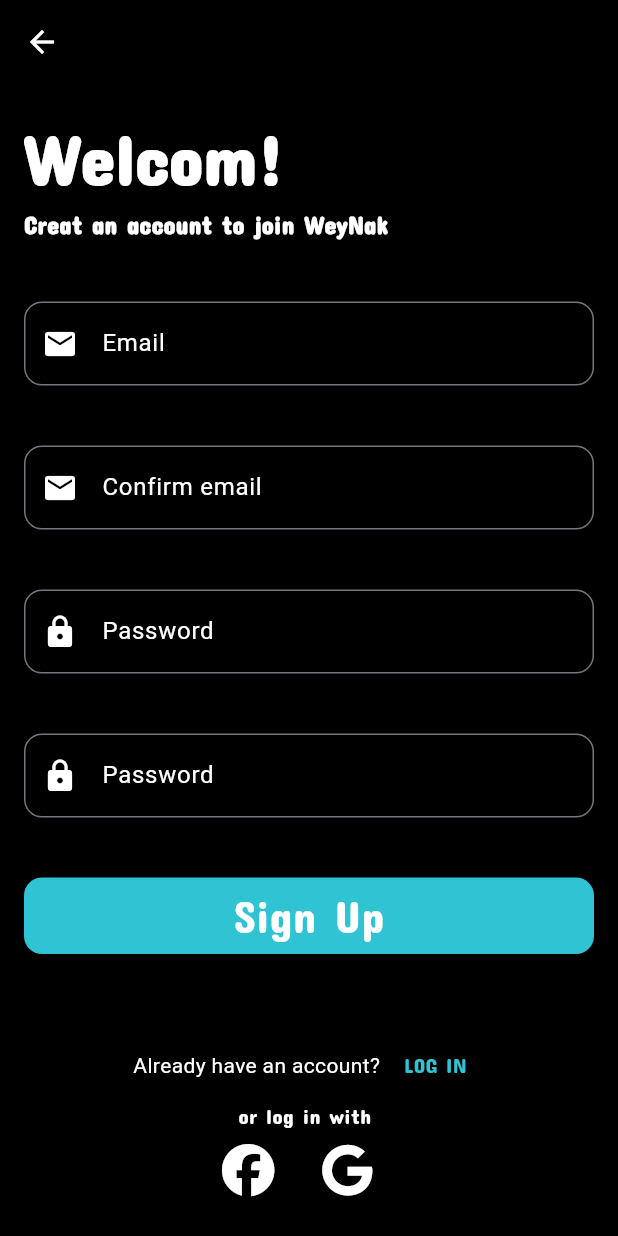
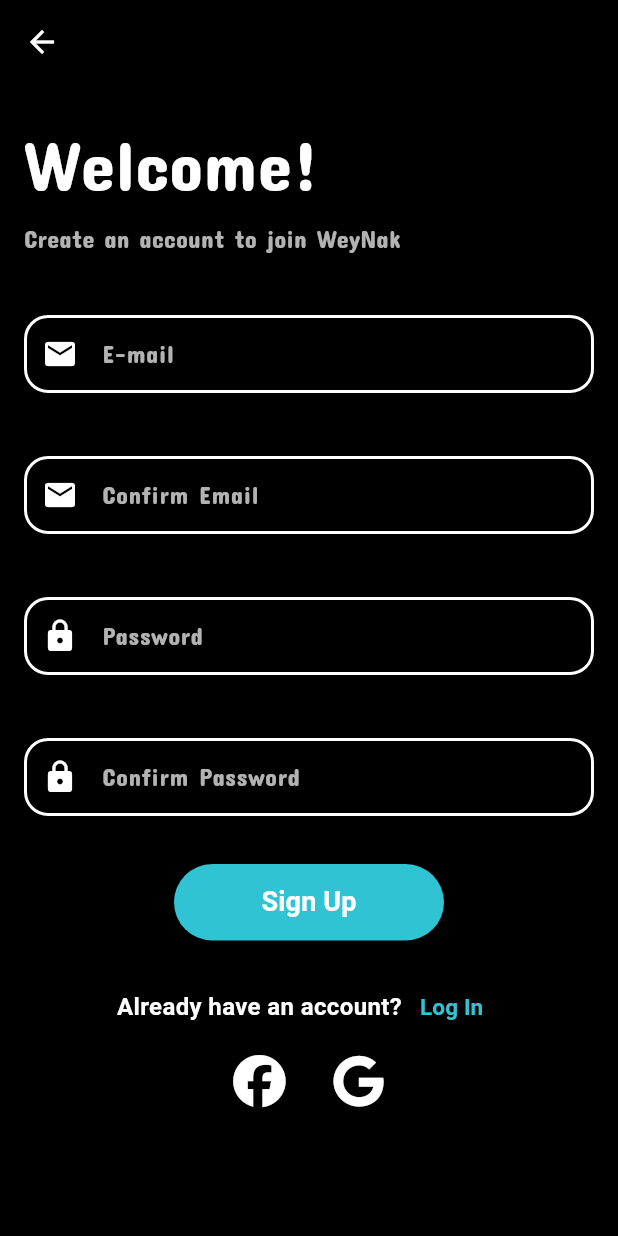
Before and after one commit to Ahmed-Ayman89/Meeting_App, a Flutter app: the LogIn screen opened directly, after a tap on "Log in", after a tap on "Sign In", on a phone screen of 412 x 824 dp. Run offline on Flutter 3.47's test engine with Material 3 defaults, Android fonts, the phone set to English and light mode, and no system bars; our stand-ins replace curved_navigation_bar, font_awesome_flutter, image_picker, shared_preferences; accounts and stored records are empty.

Commit message:
new details

```diff
--- a/gradution_project/lib/core/utils/App_color.dart
+++ b/gradution_project/lib/core/utils/App_color.dart
@@ -4,4 +4,5 @@ abstract class AppColor {
   static const Color black = Color(0xFF000000);
   static const Color white = Color(0xFFFFFFFF);
   static const Color blue = Color(0xFF007BFF);
+  static const Color red = Color(0xFFFF0000);
 }
--- /dev/null
+++ b/gradution_project/lib/core/widgets/custtom_Feild.dart
@@ -0,0 +1,89 @@
+import 'package:flutter/material.dart';
+import 'package:gradution_project/core/utils/App_color.dart';
+
+class CustomTextField extends StatelessWidget {
+  final String hintText;
+  final String? label;
+  final TextEditingController controller;
+  final bool isEditing;
+  final TextInputType keyboardType;
+  final IconData? prefixIcon;
+  final String? Function(String?)? validator;
+
+  const CustomTextField({
+    super.key,
+    required this.hintText,
+    required this.controller,
+    required this.isEditing,
+    this.label,
+    this.keyboardType = TextInputType.text,
+    this.prefixIcon,
+    this.validator,
+  });
+
+  @override
+  Widget build(BuildContext context) {
+    return Padding(
+      padding: const EdgeInsets.symmetric(vertical: 12),
+      child: Column(
+        crossAxisAlignment: CrossAxisAlignment.start,
+        children: [
+          if (label != null)
+            Text(
+              label!,
+              style: const TextStyle(
+                color: Colors.white,
+                fontSize: 16,
+                fontWeight: FontWeight.w500,
+              ),
+            ),
+          const SizedBox(height: 8),
+          TextFormField(
+            controller: controller,
+            enabled: isEditing,
+            keyboardType: keyboardType,
+            style: const TextStyle(color: Colors.white),
+            validator: validator,
+            decoration: InputDecoration(
+              hintText: hintText,
+              hintStyle: const TextStyle(
+                color: Colors.white70,
+                fontFamily: 'Concert One',
+              ),
+              prefixIcon: prefixIcon != null
+                  ? Icon(prefixIcon, color: Colors.white)
+                  : null,
+              filled: true,
+              fillColor: AppColor.black,
+              contentPadding: const EdgeInsets.symmetric(
+                horizontal: 16,
+                vertical: 14,
+              ),
+              border: OutlineInputBorder(
+                borderRadius: BorderRadius.circular(16),
+                borderSide: BorderSide.none,
+              ),
+              enabledBorder: OutlineInputBorder(
+                borderRadius: BorderRadius.circular(16),
+                borderSide: const BorderSide(color: AppColor.white, width: 2),
+              ),
+              focusedBorder: OutlineInputBorder(
+                borderRadius: BorderRadius.circular(16),
+                borderSide: const BorderSide(color: AppColor.white, width: 2),
+              ),
+              errorBorder: OutlineInputBorder(
+                borderRadius: BorderRadius.circular(16),
+                borderSide: const BorderSide(color: AppColor.red, width: 2),
+              ),
+              focusedErrorBorder: OutlineInputBorder(
+                borderRadius: BorderRadius.circular(16),
+                borderSide: const BorderSide(color: AppColor.red, width: 2),
+              ),
+              errorStyle: const TextStyle(color: AppColor.red),
+            ),
+          ),
+        ],
+      ),
+    );
+  }
+}
--- a/gradution_project/lib/feathure/Auth/Log_ in.dart
+++ b/gradution_project/lib/feathure/Auth/Log_ in.dart
@@ -3,8 +3,11 @@ import 'package:font_awesome_flutter/font_awesome_flutter.dart';
 import 'package:gradution_project/core/utils/App_assets.dart';
 import 'package:shared_preferences/shared_preferences.dart';
 
+import '../../core/utils/App_color.dart';
+import '../../core/widgets/custtom_Feild.dart';
 import 'Sign_In.dart';
-import '../../screens/home_page.dart';
+import '../home/home_page.dart';
+import 'forget_password.dart';
 
 class LogIn extends StatefulWidget {
   const LogIn({super.key});
@@ -60,13 +63,19 @@ class _LogInState extends State<LogIn> {
                         mainAxisAlignment: MainAxisAlignment.center,
                         children: [
                           CircleAvatar(
-                            radius: 55,
-                            backgroundImage: AssetImage(
-                              AppAssets.mainlogo,
+                            radius: 44,
+                            backgroundColor: AppColor.black,
+                            child: ClipOval(
+                              child: Image.asset(
+                                AppAssets.mainlogo,
+                                width: 72,
+                                height: 72,
+                                fit: BoxFit.contain,
+                              ),
                             ),
                           ),
                           const SizedBox(
-                            width: 15,
+                            width: 10,
                           ),
                           Text(
                             'WeyNak',
@@ -93,62 +102,55 @@ class _LogInState extends State<LogIn> {
                             fontFamily: 'Concert One'),
                       ),
                       SizedBox(
-                        height: 40,
+                        height: 20,
                       ),
-                      TextFormField(
+                      CustomTextField(
+                        hintText: 'E-mail',
                         controller: _emailController,
-                        decoration: InputDecoration(
-                          labelStyle: TextStyle(color: Colors.white),
-                          hintStyle: TextStyle(color: Colors.white),
-                          hintText: 'Enter Your Email',
-                          labelText: 'Email',
-                          border: OutlineInputBorder(
-                            borderRadius: BorderRadius.circular(20),
-                            borderSide: const BorderSide(color: Colors.white),
-                          ),
-                          prefixIcon: const Icon(
-                            Icons.email,
-                            color: Colors.white,
-                          ),
-                        ),
-                        style: TextStyle(color: Colors.white),
+                        isEditing: true,
+                        prefixIcon: Icons.email,
                         validator: (value) {
                           if (value == null || value.isEmpty) {
                             return 'Please enter your email';
-                          } else if (!RegExp(r'^[^@]+@[^@]+\.[^@]+')
-                              .hasMatch(value)) {
-                            return 'Please enter a valid email';
                           }
                           return null;
                         },
                       ),
-                      const SizedBox(height: 20),
-                      TextFormField(
+                      const SizedBox(height: 10),
+                      CustomTextField(
+                        hintText: 'Password',
                         controller: _passwordController,
-                        decoration: InputDecoration(
-                          labelStyle: TextStyle(color: Colors.white),
-                          hintStyle: TextStyle(color: Colors.white),
-                          labelText: 'Password',
-                          hintText: 'Enter Your Password',
-                          border: OutlineInputBorder(
-                            borderRadius: BorderRadius.circular(20),
-                            borderSide: const BorderSide(color: Colors.white),
-                          ),
-                          prefixIcon:
-                              const Icon(Icons.lock, color: Colors.white),
-                        ),
-                        style: TextStyle(color: Colors.white),
-                        obscureText: true,
+                        isEditing: true,
+                        prefixIcon: Icons.lock,
                         validator: (value) {
                           if (value == null || value.isEmpty) {
                             return 'Please enter your password';
-                          } else if (value.length < 8) {
-                            return 'Password must be at least 8 characters';
                           }
                           return null;
                         },
                       ),
-                      const SizedBox(height: 40),
+                      const SizedBox(height: 10),
+                      Align(
+                        alignment: Alignment.centerRight,
+                        child: TextButton(
+                          onPressed: () {
+                            Navigator.push(
+                              context,
+                              MaterialPageRoute(
+                                builder: (context) => ForgotPassword(),
+                              ),
+                            );
+                          },
+                          child: const Text(
+                            'Forgot Password?',
+                            style: TextStyle(
+                              color: AppColor.white,
+                              fontWeight: FontWeight.bold,
+                              fontSize: 15,
+                            ),
+                          ),
+                        ),
+                      ),
                       ElevatedButton(
                         style: ElevatedButton.styleFrom(
                             minimumSize: Size(159, 51),
@@ -182,7 +184,7 @@ class _LogInState extends State<LogIn> {
                     ],
                   ),
                 ),
-                const SizedBox(height: 20),
+                const SizedBox(height: 10),
                 Row(
                   mainAxisAlignment: MainAxisAlignment.center,
                   children: [
--- a/gradution_project/lib/feathure/Auth/Sign_In.dart
+++ b/gradution_project/lib/feathure/Auth/Sign_In.dart
@@ -1,121 +1,111 @@
 import 'package:flutter/material.dart';
 import 'package:font_awesome_flutter/font_awesome_flutter.dart';
+import 'Log_ in.dart';
+import '../home/home_page.dart';
+import '../../core/widgets/custtom_Feild.dart';
 
-import 'Log_ in.dart';
-import '../../screens/home_page.dart';
+class SignIn extends StatefulWidget {
+  const SignIn({super.key});
 
-class SignIn extends StatelessWidget {
+  @override
+  State<SignIn> createState() => _SignInState();
+}
+
+class _SignInState extends State<SignIn> {
   final _formKey = GlobalKey<FormState>();
-  final TextEditingController _emailController = TextEditingController();
-  final TextEditingController _passwordController = TextEditingController();
-  final TextEditingController _confirmPasswordController =
-      TextEditingController();
-  final TextEditingController _confirmemailController = TextEditingController();
-  SignIn({super.key});
+  final _emailController = TextEditingController();
+  final _confirmEmailController = TextEditingController();
+  final _passwordController = TextEditingController();
+  final _confirmPasswordController = TextEditingController();
+
+  @override
+  void dispose() {
+    _emailController.dispose();
+    _confirmEmailController.dispose();
+    _passwordController.dispose();
+    _confirmPasswordController.dispose();
+    super.dispose();
+  }
 
   @override
   Widget build(BuildContext context) {
-    TextEditingController();
     return Scaffold(
-      resizeToAvoidBottomInset: false,
+      resizeToAvoidBottomInset: true,
       appBar: AppBar(
         leading: IconButton(
             onPressed: () {
               Navigator.pop(context);
             },
-            icon: Icon(
+            icon: const Icon(
               Icons.arrow_back,
               color: Colors.white,
             )),
       ),
-      body: Padding(
-        padding: const EdgeInsets.all(16),
-        child: Form(
+      body: SafeArea(
+        child: SingleChildScrollView(
+          child: Container(
+            padding: const EdgeInsets.symmetric(horizontal: 16.0),
+            child: Column(
+              children: [
+                Form(
                   key: _formKey,
-          child: ListView(
+                  child: Column(
+                    crossAxisAlignment: CrossAxisAlignment.start,
                     children: [
-              const Text(
-                'Welcom!',
+                      const SizedBox(height: 20),
+                      Text(
+                        'Welcome!',
                         style: TextStyle(
                             color: Colors.white,
-                    fontWeight: FontWeight.bold,
                             fontSize: 46,
                             fontFamily: 'Concert One'),
                       ),
-              const Text(
-                'Creat an account to join WeyNak',
+                      const SizedBox(height: 5),
+                      Text(
+                        'Create an account to join WeyNak',
                         style: TextStyle(
-                    color: Colors.white,
-                    fontWeight: FontWeight.bold,
+                            color: Colors.white70,
                             fontSize: 16,
                             fontFamily: 'Concert One'),
                       ),
-              const SizedBox(
-                height: 40,
-              ),
-              TextFormField(
+                      const SizedBox(height: 20),
+                      CustomTextField(
+                        hintText: 'E-mail',
                         controller: _emailController,
-                keyboardType: TextInputType.emailAddress,
-                decoration: InputDecoration(
-                  labelStyle: TextStyle(color: Colors.white),
-                  hintStyle: TextStyle(color: Colors.white),
-                  labelText: 'Email',
-                  hintText: 'Enter your email',
-                  prefixIcon: const Icon(Icons.email, color: Colors.white),
-                  border: OutlineInputBorder(
-                    borderRadius: BorderRadius.circular(12.0),
-                  ),
-                ),
+                        isEditing: true,
+                        prefixIcon: Icons.email,
                         validator: (value) {
                           if (value == null || value.isEmpty) {
                             return 'Please enter your email';
-                  } else if (!RegExp(r'^[^@]+@[^@]+\.[^@]+').hasMatch(value)) {
+                          }
+                          if (!RegExp(r'^[^@]+@[^@]+\.[^@]+').hasMatch(value)) {
                             return 'Please enter a valid email';
                           }
                           return null;
                         },
                       ),
-              const SizedBox(
-                height: 40,
-              ),
-              TextFormField(
-                controller: _confirmemailController,
-                obscureText: true,
-                decoration: InputDecoration(
-                  labelStyle: TextStyle(color: Colors.white),
-                  hintStyle: TextStyle(color: Colors.white),
-                  labelText: 'Confirm email',
-                  hintText: 'Re-enter your email',
-                  prefixIcon: const Icon(Icons.email, color: Colors.white),
-                  border: OutlineInputBorder(
-                    borderRadius: BorderRadius.circular(12.0),
-                  ),
-                ),
+                      const SizedBox(height: 10),
+                      CustomTextField(
+                        hintText: 'Confirm Email',
+                        controller: _confirmEmailController,
+                        isEditing: true,
+                        prefixIcon: Icons.email,
                         validator: (value) {
                           if (value == null || value.isEmpty) {
                             return 'Please enter your email';
-                  } else if (!RegExp(r'^[^@]+@[^@]+\.[^@]+').hasMatch(value)) {
-                    return 'Please enter a valid email';
+                          }
+                          if (value != _emailController.text) {
+                            return 'Emails do not match';
                           }
                           return null;
                         },
                       ),
-              const SizedBox(
-                height: 40,
-              ),
-              TextFormField(
+                      const SizedBox(height: 10),
+                      CustomTextField(
+                        hintText: 'Password',
                         controller: _passwordController,
-                obscureText: true,
-                decoration: InputDecoration(
-                  labelStyle: TextStyle(color: Colors.white),
-                  hintStyle: TextStyle(color: Colors.white),
-                  labelText: 'Password',
-                  hintText: 'Enter your password',
-                  prefixIcon: const Icon(Icons.lock, color: Colors.white),
-                  border: OutlineInputBorder(
-                    borderRadius: BorderRadius.circular(12.0),
-                  ),
-                ),
+                        isEditing: true,
+                        prefixIcon: Icons.lock,
                         validator: (value) {
                           if (value == null || value.isEmpty) {
                             return 'Please enter your password';
@@ -125,94 +115,86 @@ class SignIn extends StatelessWidget {
                           return null;
                         },
                       ),
-              const SizedBox(
-                height: 40,
-              ),
-              TextFormField(
+                      const SizedBox(height: 10),
+                      CustomTextField(
+                        hintText: 'Confirm Password',
                         controller: _confirmPasswordController,
-                obscureText: true,
-                decoration: InputDecoration(
-                  labelStyle: TextStyle(color: Colors.white),
-                  hintStyle: TextStyle(color: Colors.white),
-                  labelText: 'Password',
-                  hintText: 'Enter your password',
-                  prefixIcon: const Icon(Icons.lock, color: Colors.white),
-                  border: OutlineInputBorder(
-                    borderRadius: BorderRadius.circular(12.0),
-                  ),
-                ),
+                        isEditing: true,
+                        prefixIcon: Icons.lock,
                         validator: (value) {
                           if (value == null || value.isEmpty) {
-                    return 'Please confirm your password';
-                  } else if (value != _passwordController.text) {
+                            return 'Please enter your Password';
+                          }
+                          if (value != _passwordController.text) {
                             return 'Passwords do not match';
                           }
                           return null;
                         },
                       ),
-              const SizedBox(
-                height: 40,
-              ),
-              ElevatedButton(
+                      const SizedBox(height: 20),
+                      Center(
+                        child: ElevatedButton(
                           style: ElevatedButton.styleFrom(
-                  backgroundColor: Color(0xFF30C3D4),
-                  minimumSize: Size(194, 51),
-                  shape: RoundedRectangleBorder(
-                    borderRadius: BorderRadius.circular(12.0),
-                  ),
-                ),
+                              minimumSize: const Size(180, 51),
+                              backgroundColor: const Color(0xFF30C3D4)),
                           onPressed: () {
                             if (_formKey.currentState!.validate()) {
                               final email = _emailController.text;
-
                               ScaffoldMessenger.of(context).showSnackBar(
-                      SnackBar(content: Text('Signing up with $email')),
+                                SnackBar(
+                                    content: Text('Signing up with $email')),
                               );
-
                               Navigator.push(
                                 context,
-                      MaterialPageRoute(builder: (context) => HomePage()),
+                                MaterialPageRoute(
+                                    builder: (context) => HomePage()),
                               );
                             }
                           },
-                child: const Text('Sign Up',
+                          child: const Text(
+                            'Sign Up',
                             style: TextStyle(
-                        fontSize: 30,
-                        fontFamily: 'Concert One',
-                        color: Colors.white)),
+                              color: Colors.white,
+                              fontWeight: FontWeight.w600,
+                              fontSize: 18,
                             ),
-              const SizedBox(
-                height: 50,
                           ),
+                        ),
+                      ),
+                    ],
+                  ),
+                ),
+                const SizedBox(height: 20),
                 Row(
                   mainAxisAlignment: MainAxisAlignment.center,
                   children: [
                     const Text(
-                    'Already have an account? ',
-                    style: TextStyle(color: Colors.white),
+                      'Already have an account?',
+                      style: TextStyle(
+                        color: Colors.white,
+                        fontWeight: FontWeight.w600,
+                        fontSize: 16,
+                      ),
                     ),
                     TextButton(
                       onPressed: () {
-                      Navigator.pop(
+                        Navigator.push(
                           context,
                           MaterialPageRoute(
-                              builder: (context) => const LogIn()));
+                            builder: (context) => const LogIn(),
+                          ),
+                        );
                       },
-                    child: Text(
-                      'LOG IN',
+                      child: const Text(
+                        'Log In',
                         style: TextStyle(
-                          color: Color(0xFF30C3D4), fontFamily: 'Concert One'),
+                          color: Color(0xFF30C3D4),
+                          fontWeight: FontWeight.bold,
+                          fontSize: 15,
+                        ),
                       ),
                     ),
                   ],
-              ),
-              Column(
-                mainAxisAlignment: MainAxisAlignment.center,
-                children: [
-                  Text(
-                    'or log in with ',
-                    style: TextStyle(
-                        color: Colors.white, fontFamily: 'Concert One'),
                 ),
                 Row(
                   mainAxisAlignment: MainAxisAlignment.center,
@@ -225,9 +207,7 @@ class SignIn extends StatelessWidget {
                         size: 35,
                       ),
                     ),
-                      SizedBox(
-                        width: 15,
-                      ),
+                    const SizedBox(width: 15),
                     IconButton(
                       onPressed: () {},
                       icon: Icon(
@@ -236,14 +216,10 @@ class SignIn extends StatelessWidget {
                         size: 35,
                       ),
                     ),
-                      SizedBox(
-                        width: 15,
+                  ],
                 ),
               ],
-                  )
-                ],
-              )
-            ],
+            ),
           ),
         ),
       ),
--- a/gradution_project/lib/main.dart
+++ b/gradution_project/lib/main.dart
@@ -14,8 +14,9 @@ class MyApp extends StatelessWidget {
     return MaterialApp(
       debugShowCheckedModeBanner: false,
       theme: ThemeData(
-          scaffoldBackgroundColor: AppColor.black,
-          appBarTheme: AppBarTheme(backgroundColor: Colors.black)),
+        scaffoldBackgroundColor: AppColor.black,
+        appBarTheme: AppBarTheme(backgroundColor: AppColor.black),
+      ),
       home: SplashScreen(),
     );
   }
--- a/gradution_project/lib/screens/person.dart
+++ b/gradution_project/lib/screens/person.dart
@@ -2,7 +2,7 @@ import 'dart:io';
 import 'package:flutter/material.dart';
 import 'package:shared_preferences/shared_preferences.dart';
 import 'package:image_picker/image_picker.dart';
-import 'custtom_Feild.dart';
+import '../core/widgets/custtom_Feild.dart';
 
 class PersonPage extends StatefulWidget {
   const PersonPage({super.key});
@@ -82,7 +82,6 @@ class _PersonPageState extends State<PersonPage> {
       phoneController.text = "";
       imagePath = null;
     });
-    print("User data cleared");
   }
 
   @override
```
Also changed, not shown: gradution_project/lib/feathure/Auth/forget_password.dart (added, +128 -0 lines), gradution_project/lib/screens/custtom_Feild.dart (deleted, +0 -39 lines), gradution_project/lib/feathure/home/home_page.dart (renamed from gradution_project/lib/screens/home_page.dart). Lines whose indentation alone changed are shown as unchanged.
